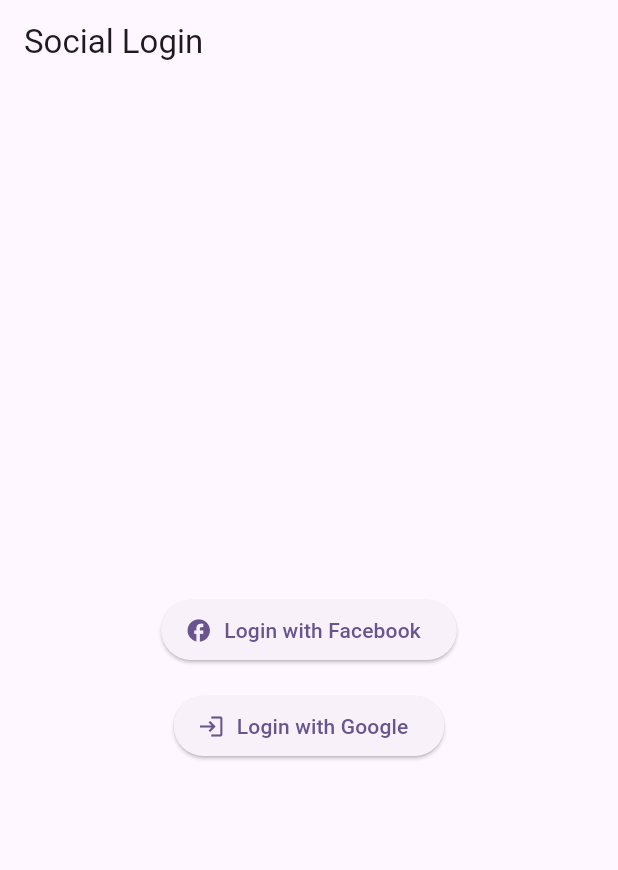
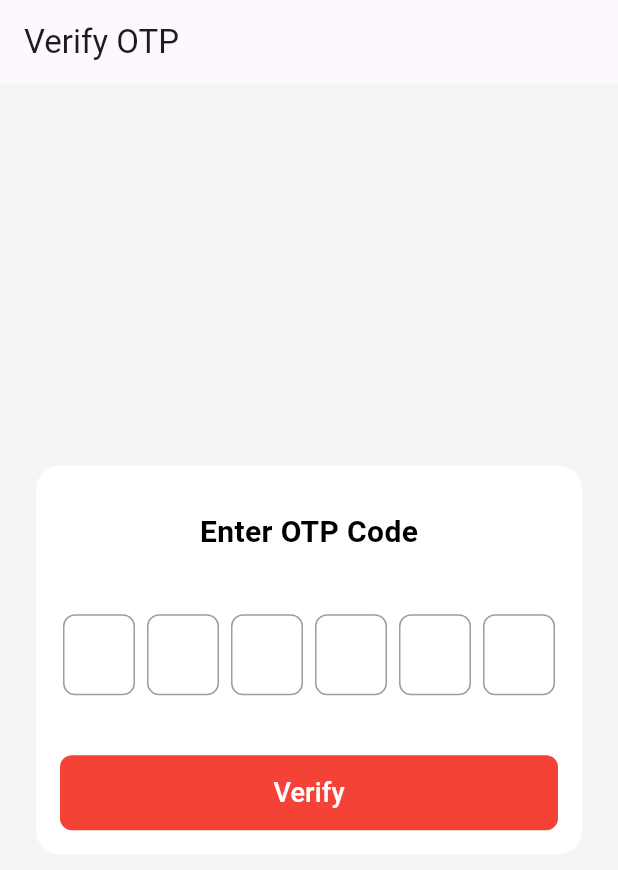
Before and after one commit to HeinKoZin/firebase_auth, a Flutter app: the screen it shows after launch, on a phone screen of 412 x 824 dp. Shown: the top 870 px of the screen. Run offline on Flutter 3.47's test engine with Material 2 defaults, Android fonts, the phone set to English and light mode, and no system bars; drawn by our look-alikes of pinput; our stand-ins replace firebase_auth, firebase_core, google_sign_in, intl_phone_field; missing offline and left inert: flutter_facebook_auth; accounts and stored records are empty.

```diff
--- /dev/null
+++ b/lib/screens/verify_otp.dart
@@ -0,0 +1,167 @@
+import 'package:flutter/material.dart';
+import 'package:pinput/pinput.dart';
+
+/// This is the basic usage of Pinput
+/// For more examples check out the demo directory
+class VerifyOTP extends StatefulWidget {
+  const VerifyOTP({Key? key}) : super(key: key);
+
+  @override
+  State<VerifyOTP> createState() => _VerifyOTPState();
+}
+
+class _VerifyOTPState extends State<VerifyOTP> {
+  final pinController = TextEditingController();
+  final focusNode = FocusNode();
+  final formKey = GlobalKey<FormState>();
+
+  @override
+  void dispose() {
+    pinController.dispose();
+    focusNode.dispose();
+    super.dispose();
+  }
+
+  @override
+  Widget build(BuildContext context) {
+    const focusedBorderColor = Colors.black;
+    const fillColor = Color.fromRGBO(243, 246, 249, 0);
+    const borderColor = Colors.grey;
+
+    final defaultPinTheme = PinTheme(
+      width: 48,
+      height: 54,
+      textStyle: const TextStyle(
+        fontSize: 22,
+        color: Color.fromRGBO(30, 60, 87, 1),
+      ),
+      decoration: BoxDecoration(
+        borderRadius: BorderRadius.circular(8),
+        border: Border.all(color: borderColor),
+      ),
+    );
+
+    /// Optionally you can use form to validate the Pinput
+    return Scaffold(
+      appBar: AppBar(
+        title: const Text("Verify OTP"),
+      ),
+      backgroundColor: Colors.grey.shade100,
+      body: Container(
+        padding: const EdgeInsets.all(24),
+        child: Center(
+          child: Container(
+            padding:
+                const EdgeInsets.only(top: 30, bottom: 16, left: 16, right: 16),
+            decoration: BoxDecoration(
+                color: Colors.white, borderRadius: BorderRadius.circular(16)),
+            child: Form(
+              key: formKey,
+              child: IntrinsicHeight(
+                child: Column(
+                  mainAxisAlignment: MainAxisAlignment.center,
+                  crossAxisAlignment: CrossAxisAlignment.center,
+                  children: [
+                    const Text(
+                      "Enter OTP Code",
+                      style: TextStyle(
+                          color: Colors.black,
+                          fontSize: 20,
+                          fontWeight: FontWeight.bold),
+                    ),
+                    Container(
+                      height: 40,
+                    ),
+                    Pinput(
+                      length: 6,
+                      controller: pinController,
+                      focusNode: focusNode,
+                      androidSmsAutofillMethod:
+                          AndroidSmsAutofillMethod.smsUserConsentApi,
+                      listenForMultipleSmsOnAndroid: true,
+                      defaultPinTheme: defaultPinTheme,
+                      separatorBuilder: (index) => const SizedBox(width: 8),
+                      validator: (value) {
+                        return value == '222222' ? null : 'Pin is incorrect';
+                      },
+                      onClipboardFound: (value) {
+                        debugPrint('onClipboardFound: $value');
+                        pinController.setText(value);
+                      },
+                      hapticFeedbackType: HapticFeedbackType.lightImpact,
+                      onCompleted: (pin) {
+                        debugPrint('onCompleted: $pin');
+                      },
+                      onChanged: (value) {
+                        debugPrint('onChanged: $value');
+                      },
+                      cursor: Column(
+                        mainAxisAlignment: MainAxisAlignment.end,
+                        children: [
+                          Container(
+                            margin: const EdgeInsets.only(bottom: 9),
+                            width: 22,
+                            height: 1,
+                            color: focusedBorderColor,
+                          ),
+                        ],
+                      ),
+                      focusedPinTheme: defaultPinTheme.copyWith(
+                        decoration: defaultPinTheme.decoration!.copyWith(
+                          borderRadius: BorderRadius.circular(8),
+                          border: Border.all(color: focusedBorderColor),
+                        ),
+                      ),
+                      submittedPinTheme: defaultPinTheme.copyWith(
+                        decoration: defaultPinTheme.decoration!.copyWith(
+                          color: fillColor,
+                          // borderRadius: BorderRadius.circular(8),
+                          border: Border.all(color: focusedBorderColor),
+                        ),
+                      ),
+                      errorPinTheme: defaultPinTheme.copyBorderWith(
+                        border: Border.all(color: Colors.redAccent),
+                      ),
+                    ),
+                    Container(
+                      height: 40,
+                    ),
+                    SizedBox(
+                      width: double.infinity,
+                      child: TextButton(
+                        style: ButtonStyle(
+                          shape:
+                              MaterialStateProperty.all<RoundedRectangleBorder>(
+                            RoundedRectangleBorder(
+                              borderRadius: BorderRadius.circular(8.0),
+                            ),
+                          ),
+                          padding: const MaterialStatePropertyAll(
+                            EdgeInsets.symmetric(vertical: 12),
+                          ),
+                          backgroundColor:
+                              const MaterialStatePropertyAll(Colors.red),
+                        ),
+                        onPressed: () {
+                          focusNode.unfocus();
+                          formKey.currentState!.validate();
+                        },
+                        child: const Text(
+                          'Verify',
+                          style: TextStyle(
+                            color: Colors.white,
+                            fontSize: 18,
+                          ),
+                        ),
+                      ),
+                    ),
+                  ],
+                ),
+              ),
+            ),
+          ),
+        ),
+      ),
+    );
+  }
+}
```
Also changed, not shown: lib/main.dart (+114 -3 lines), lib/screens/phone_login.dart (added, +144 -0 lines), pubspec.yaml (+6 -1 lines), pubspec.lock, 17 other files.
